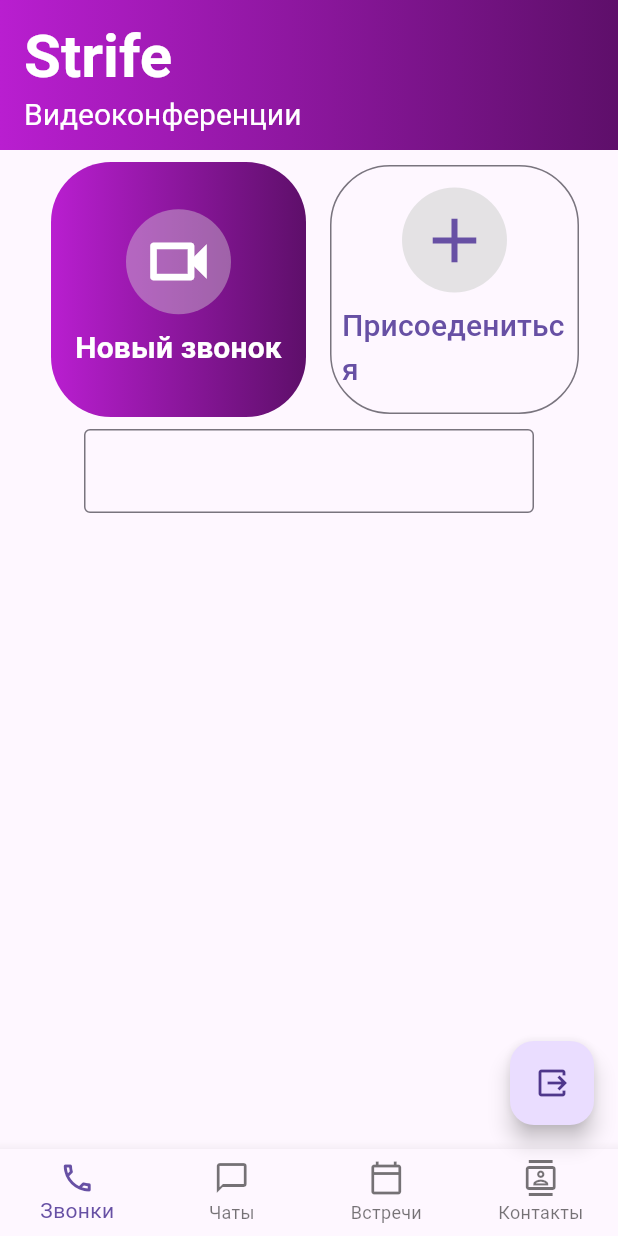
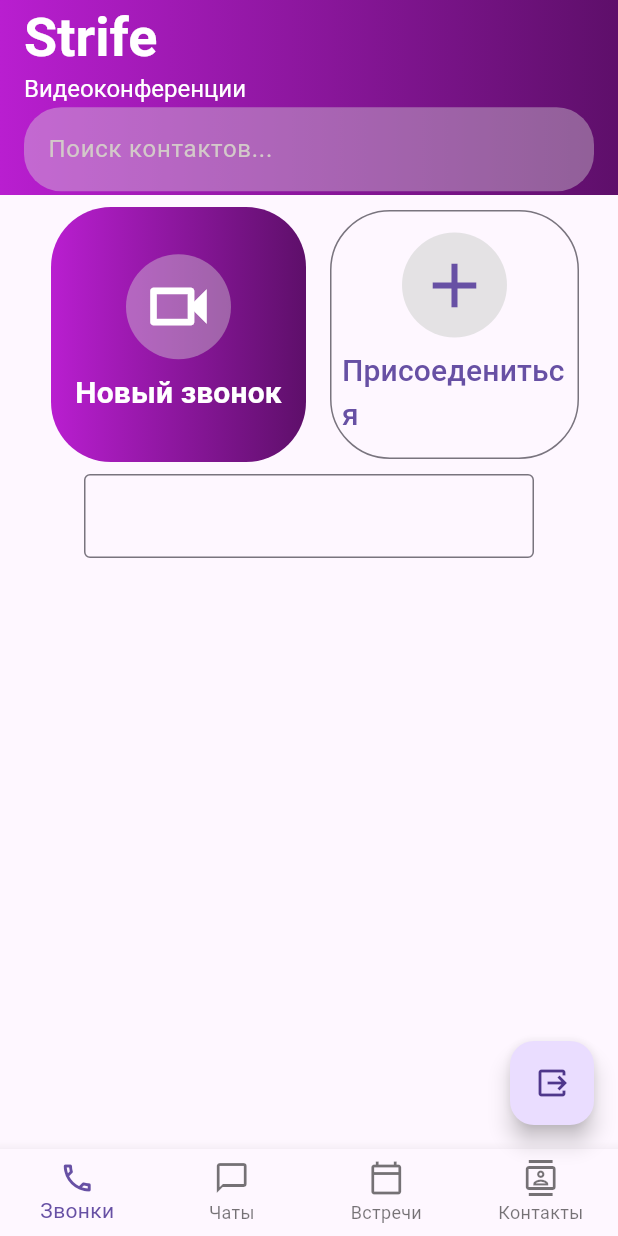
Before and after one commit to suzkikilwbdjw/strife, a Flutter app: the screen it shows once a user with an empty profile is signed in, after a tap on the "output" icon, on a phone screen of 412 x 824 dp. Run offline on Flutter 3.47's test engine with Material 3 defaults, Android fonts, the phone set to English and light mode, and no system bars; our stand-ins replace cloud_firestore, firebase_auth, firebase_core, flutter_bloc; missing offline and left inert: livekit_client; accounts and stored records are empty; generated files the repository leaves out were written again; network calls fail.

Commit message:
refacto: added transition between tabs on home_view

```diff
--- /dev/null
+++ b/lib/ui/views/home/call_view.dart
@@ -0,0 +1,218 @@
+import 'package:firebase_auth/firebase_auth.dart';
+import 'package:flutter/material.dart';
+import 'package:livekit_client/livekit_client.dart';
+import 'package:provider/provider.dart';
+import 'package:strife/presentation/blocs/vcs/vcs_bloc.dart';
+import 'package:strife/presentation/blocs/vcs/vcs_event.dart';
+import 'package:strife/themes/gradient_theme.dart';
+import 'package:strife/ui/views/room/room_view.dart';
+
+class CallView extends StatelessWidget {
+  const CallView({super.key});
+
+  @override
+  Widget build(BuildContext context) {
+    final TextEditingController textEditingController = TextEditingController();
+    return Scaffold(
+      appBar: AppBar(
+        toolbarHeight: 130,
+        title: Column(
+          crossAxisAlignment: CrossAxisAlignment.start,
+          children: <Widget>[
+            const Text(
+              'Strife',
+              style: TextStyle(
+                fontWeight: FontWeight.bold,
+                color: Colors.white,
+                fontSize: 36,
+              ),
+              textAlign: TextAlign.right,
+            ),
+
+            const Text(
+              'Видеоконференции',
+              style: TextStyle(
+                color: Colors.white,
+                fontSize: 16,
+                fontWeight: FontWeight.normal,
+              ),
+            ),
+
+            const SizedBox(height: 3),
+
+            TextField(
+              decoration: InputDecoration(
+                filled: true,
+                fillColor: const Color(0xFFD9D9D9).withValues(alpha: 0.4),
+                border: OutlineInputBorder(
+                  borderSide: BorderSide.none,
+                  borderRadius: BorderRadius.all(Radius.circular(25)),
+                ),
+                hintText: 'Поиск контактов...',
+                hintStyle: TextStyle(color: Color(0xFFD3C9C9)),
+              ),
+            ),
+          ],
+        ),
+        backgroundColor: Colors.transparent,
+        flexibleSpace: Container(
+          decoration: BoxDecoration(
+            gradient: Theme.of(
+              context,
+            ).extension<GradientTheme>()!.mainGradient,
+          ),
+        ),
+      ),
+      body: Center(
+        child: Column(
+          mainAxisAlignment: MainAxisAlignment.center,
+          children: [
+            Row(
+              mainAxisAlignment: MainAxisAlignment.center,
+              children: [
+                CreateRoomButton(
+                  textEditingController: textEditingController,
+                  user: FirebaseAuth.instance.currentUser!,
+                ),
+                SizedBox(width: 8),
+                JoinRoomButton(),
+              ],
+            ),
+            Expanded(
+              child: SizedBox(
+                width: 300,
+                child: TextField(
+                  controller: textEditingController,
+                  decoration: InputDecoration(border: OutlineInputBorder()),
+                ),
+              ),
+            ),
+          ],
+        ),
+      ),
+    );
+  }
+}
+
+class JoinRoomButton extends StatelessWidget {
+  const JoinRoomButton({super.key});
+
+  @override
+  Widget build(BuildContext context) {
+    return OutlinedButton(
+      onPressed: () async {},
+      style: ElevatedButton.styleFrom(
+        padding: EdgeInsets.all(8),
+        shape: RoundedRectangleBorder(borderRadius: BorderRadius.circular(40)),
+      ),
+      child: Ink(
+        height: 150,
+        width: 150,
+        child: Column(
+          mainAxisAlignment: MainAxisAlignment.center,
+          children: <Widget>[
+            Container(
+              width: 110,
+              height: 70,
+              decoration: BoxDecoration(
+                shape: BoxShape.circle,
+                color: Color(0xFFD9D9D9).withValues(alpha: 0.7),
+              ),
+              child: const Icon(Icons.add, size: 50),
+            ),
+            const SizedBox(height: 8),
+            const Text(
+              'Присоедениться',
+              style: TextStyle(fontSize: 20, fontWeight: FontWeight.w500),
+            ),
+          ],
+        ),
+      ),
+    );
+  }
+}
+
+class CreateRoomButton extends StatelessWidget {
+  const CreateRoomButton({
+    super.key,
+    required this.user,
+    required this.textEditingController,
+  });
+  final TextEditingController textEditingController;
+  final User user;
+
+  @override
+  Widget build(BuildContext context) {
+    return FilledButton(
+      onPressed: () async {
+        showDialog(
+          context: context,
+          barrierDismissible: false,
+          builder: (_) => const Center(child: CircularProgressIndicator()),
+        );
+
+        final vcsBloc = context.read<VCSBloc>();
+
+        // Отправляем событие подключения
+        vcsBloc.add(
+          ConnectRequested(
+            roomName: 'test-room',
+            identity: textEditingController.text,
+            name: user.displayName ?? 'bobik',
+            photoUrl: user.photoURL,
+          ),
+        );
+
+        // Ждём, пока localParticipant появится в состоянии
+        await vcsBloc.stream.firstWhere(
+          (state) => state.participants.any((p) => p is LocalParticipant),
+        );
+
+        if (!context.mounted) return;
+
+        Navigator.of(context).pop(); // закрываем индикатор
+
+        Navigator.of(
+          context,
+        ).push(MaterialPageRoute(builder: (_) => const RoomView()));
+      },
+
+      style: ElevatedButton.styleFrom(
+        padding: EdgeInsets.all(8),
+        backgroundColor: Colors.transparent,
+        shape: RoundedRectangleBorder(borderRadius: BorderRadius.circular(40)),
+      ),
+      child: Ink(
+        width: 170,
+        height: 170,
+        decoration: BoxDecoration(
+          borderRadius: BorderRadius.circular(40),
+          gradient: Theme.of(context).extension<GradientTheme>()!.mainGradient,
+        ),
+        child: Column(
+          mainAxisAlignment: MainAxisAlignment.center,
+          children: <Widget>[
+            Container(
+              width: 110,
+              height: 70,
+              decoration: BoxDecoration(
+                shape: BoxShape.circle,
+                color: Color(0xFFD9D9D9).withValues(alpha: 0.4),
+              ),
+              child: const Icon(Icons.videocam_outlined, size: 50),
+            ),
+            const SizedBox(height: 8),
+            const Text(
+              'Новый звонок',
+              style: TextStyle(
+                color: Colors.white,
+                fontSize: 20,
+                fontWeight: FontWeight.w700,
+              ),
+            ),
+          ],
+        ),
+      ),
+    );
+  }
+}
--- /dev/null
+++ b/lib/ui/views/home/chats_view.dart
@@ -0,0 +1,54 @@
+import 'package:flutter/material.dart';
+import 'package:strife/themes/gradient_theme.dart';
+
+class ChatsView extends StatelessWidget {
+  const ChatsView({super.key});
+
+  @override
+  Widget build(BuildContext context) {
+    return Scaffold(
+      appBar: AppBar(
+        toolbarHeight: 130,
+        title: Column(
+          crossAxisAlignment: CrossAxisAlignment.start,
+          children: <Widget>[
+            const Text(
+              'Чаты',
+              style: TextStyle(
+                fontWeight: FontWeight.bold,
+                color: Colors.white,
+                fontSize: 24,
+              ),
+              textAlign: TextAlign.right,
+            ),
+            const SizedBox(height: 8),
+            TextField(
+              decoration: InputDecoration(
+                filled: true,
+                fillColor: const Color(0xFFD9D9D9).withValues(alpha: 0.4),
+                border: OutlineInputBorder(
+                  borderSide: BorderSide.none,
+                  borderRadius: BorderRadius.all(Radius.circular(25)),
+                ),
+                hintText: 'Поиск...',
+                hintStyle: TextStyle(color: Color(0xFFD3C9C9)),
+              ),
+            ),
+          ],
+        ),
+        backgroundColor: Colors.transparent,
+        flexibleSpace: Container(
+          decoration: BoxDecoration(
+            gradient: Theme.of(
+              context,
+            ).extension<GradientTheme>()!.mainGradient,
+          ),
+        ),
+      ),
+      body: ListView.builder(
+        itemCount: 0,
+        itemBuilder: (context, index) => SizedBox(),
+      ),
+    );
+  }
+}
--- /dev/null
+++ b/lib/ui/views/home/contacts_view.dart
@@ -0,0 +1,10 @@
+import 'package:flutter/material.dart';
+
+class ContactsView extends StatelessWidget {
+  const ContactsView({super.key});
+
+  @override
+  Widget build(BuildContext context) {
+    return Scaffold();
+  }
+}
--- a/lib/ui/views/home/home_view.dart
+++ b/lib/ui/views/home/home_view.dart
@@ -1,54 +1,47 @@
 import 'package:firebase_auth/firebase_auth.dart';
 import 'package:flutter/material.dart';
-import 'package:livekit_client/livekit_client.dart';
-import 'package:strife/presentation/blocs/vcs/vcs_bloc.dart';
-import 'package:strife/presentation/blocs/vcs/vcs_event.dart';
-import 'package:strife/themes/gradient_theme.dart';
-import 'package:flutter_bloc/flutter_bloc.dart';
-import 'package:strife/ui/views/room/room_view.dart';
+import 'package:strife/ui/views/home/call_view.dart';
+import 'package:strife/ui/views/home/chats_view.dart';
+import 'package:strife/ui/views/home/contacts_view.dart';
+import 'package:strife/ui/views/home/meetings_view.dart';
 
-class HomeView extends StatelessWidget {
+class HomeView extends StatefulWidget {
   const HomeView({super.key});
 
   @override
+  State<HomeView> createState() => _HomeViewState();
+}
+
+class _HomeViewState extends State<HomeView> {
+  int selectedIndex = 0;
+
+  @override
   Widget build(BuildContext context) {
-    final user = FirebaseAuth.instance.currentUser!;
-    final TextEditingController textEditingController = TextEditingController();
     return Scaffold(
-      appBar: AppBar(
-        toolbarHeight: 100,
-        title: const Column(
-          crossAxisAlignment: CrossAxisAlignment.start,
-          children: <Widget>[
-            Text(
-              'Strife',
-              style: TextStyle(
-                fontWeight: FontWeight.bold,
-                color: Colors.white,
-                fontSize: 40,
-              ),
-              textAlign: TextAlign.right,
-            ),
-            Text(
-              'Видеоконференции',
-              style: TextStyle(
-                color: Colors.white,
-                fontSize: 20,
-                fontWeight: FontWeight.normal,
-              ),
-            ),
-          ],
-        ),
-        backgroundColor: Colors.transparent,
-        flexibleSpace: Container(
-          decoration: BoxDecoration(
-            gradient: Theme.of(
-              context,
-            ).extension<GradientTheme>()!.mainGradient,
-          ),
-        ),
+      floatingActionButton: FloatingActionButton(
+        onPressed: () async {
+          await FirebaseAuth.instance.signOut();
+        },
+        child: Icon(Icons.output),
       ),
+
+      body: IndexedStack(
+        index: selectedIndex,
+        children: const <Widget>[
+          CallView(),
+          ChatsView(),
+          MeetingsView(),
+          ContactsView(),
+        ],
+      ),
+
       bottomNavigationBar: BottomNavigationBar(
+        currentIndex: selectedIndex,
+        onTap: (value) {
+          setState(() {
+            selectedIndex = value;
+          });
+        },
         type: BottomNavigationBarType.fixed,
         items: const <BottomNavigationBarItem>[
           BottomNavigationBarItem(
@@ -69,162 +62,6 @@
           ),
         ],
       ),
-      floatingActionButton: FloatingActionButton(
-        onPressed: () async {
-          await FirebaseAuth.instance.signOut();
-        },
-        child: Icon(Icons.output),
-      ),
-      body: Center(
-        child: Column(
-          mainAxisAlignment: MainAxisAlignment.center,
-          children: [
-            Row(
-              mainAxisAlignment: MainAxisAlignment.center,
-              children: [
-                CreateRoomButton(
-                  textEditingController: textEditingController,
-                  user: user,
-                ),
-                SizedBox(width: 8),
-                JoinRoomButton(),
-              ],
-            ),
-            Expanded(
-              child: SizedBox(
-                width: 300,
-                child: TextField(
-                  controller: textEditingController,
-                  decoration: InputDecoration(border: OutlineInputBorder()),
-                ),
-              ),
-            ),
-          ],
-        ),
-      ),
     );
   }
 }
-
-class JoinRoomButton extends StatelessWidget {
-  const JoinRoomButton({super.key});
-
-  @override
-  Widget build(BuildContext context) {
-    return OutlinedButton(
-      onPressed: () async {},
-      style: ElevatedButton.styleFrom(
-        padding: EdgeInsets.all(8),
-        shape: RoundedRectangleBorder(borderRadius: BorderRadius.circular(40)),
-      ),
-      child: Ink(
-        height: 150,
-        width: 150,
-        child: Column(
-          mainAxisAlignment: MainAxisAlignment.center,
-          children: <Widget>[
-            Container(
-              width: 110,
-              height: 70,
-              decoration: BoxDecoration(
-                shape: BoxShape.circle,
-                color: Color(0xFFD9D9D9).withValues(alpha: 0.7),
-              ),
-              child: const Icon(Icons.add, size: 50),
-            ),
-            const SizedBox(height: 8),
-            const Text(
-              'Присоедениться',
-              style: TextStyle(fontSize: 20, fontWeight: FontWeight.w500),
-            ),
-          ],
-        ),
-      ),
-    );
-  }
-}
-
-class CreateRoomButton extends StatelessWidget {
-  const CreateRoomButton({
-    super.key,
-    required this.user,
-    required this.textEditingController,
-  });
-  final TextEditingController textEditingController;
-  final User user;
-
-  @override
-  Widget build(BuildContext context) {
-    return FilledButton(
-      onPressed: () async {
-        showDialog(
-          context: context,
-          barrierDismissible: false,
-          builder: (_) => const Center(child: CircularProgressIndicator()),
-        );
-
-        final vcsBloc = context.read<VCSBloc>();
-
-        // Отправляем событие подключения
-        vcsBloc.add(
-          ConnectRequested(
-            roomName: 'test-room',
-            identity: textEditingController.text,
-            name: user.displayName ?? 'bobik',
-            photoUrl: user.photoURL,
-          ),
-        );
-
-        // Ждём, пока localParticipant появится в состоянии
-        await vcsBloc.stream.firstWhere(
-          (state) => state.participants.any((p) => p is LocalParticipant),
-        );
-
-        if (!context.mounted) return;
-
-        Navigator.of(context).pop(); // закрываем индикатор
-
-        Navigator.of(
-          context,
-        ).push(MaterialPageRoute(builder: (_) => const RoomView()));
-      },
-
-      style: ElevatedButton.styleFrom(
-        padding: EdgeInsets.all(8),
-        backgroundColor: Colors.transparent,
-        shape: RoundedRectangleBorder(borderRadius: BorderRadius.circular(40)),
-      ),
-      child: Ink(
-        width: 170,
-        height: 170,
-        decoration: BoxDecoration(
-          borderRadius: BorderRadius.circular(40),
-          gradient: Theme.of(context).extension<GradientTheme>()!.mainGradient,
-        ),
-        child: Column(
-          mainAxisAlignment: MainAxisAlignment.center,
-          children: <Widget>[
-            Container(
-              width: 110,
-              height: 70,
-              decoration: BoxDecoration(
-                shape: BoxShape.circle,
-                color: Color(0xFFD9D9D9).withValues(alpha: 0.4),
-              ),
-              child: const Icon(Icons.videocam_outlined, size: 50),
-            ),
-            const SizedBox(height: 8),
-            const Text(
-              'Новый звонок',
-              style: TextStyle(
-                color: Colors.white,
-                fontSize: 20,
-                fontWeight: FontWeight.w700,
-              ),
-            ),
-          ],
-        ),
-      ),
-    );
-  }
-}
--- /dev/null
+++ b/lib/ui/views/home/meetings_view.dart
@@ -0,0 +1,10 @@
+import 'package:flutter/material.dart';
+
+class MeetingsView extends StatelessWidget {
+  const MeetingsView({super.key});
+
+  @override
+  Widget build(BuildContext context) {
+    return Scaffold();
+  }
+}
```
